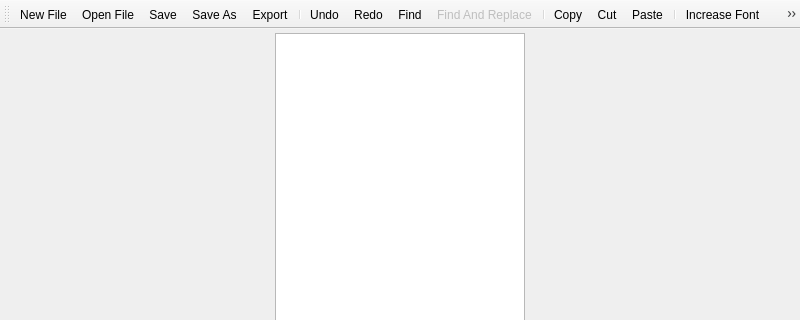
Above: forms/mainwindow.ui from alirezah95/QssCreator before the change; both pictures show x 0 to 800 and y 0 to 320 of the 800 by 600 pixel window. Below: the same form after it.
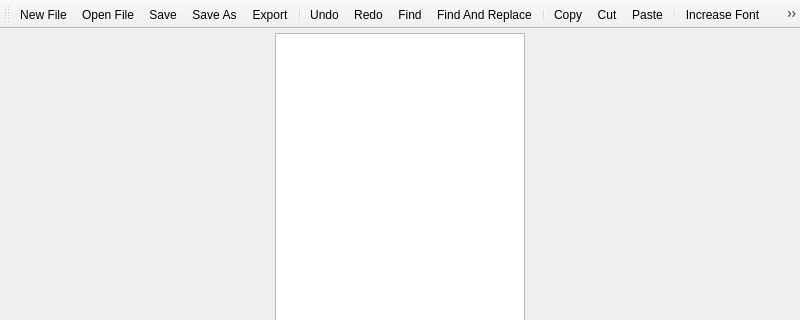
That is the form after the change. Icons and pictures are not drawn.

Commit message: refactor: set findReplace action enabled and visible

```diff
--- a/forms/mainwindow.ui
+++ b/forms/mainwindow.ui
@@ -186,9 +186,6 @@
    </property>
   </action>
   <action name="actionFindReplace">
-   <property name="enabled">
-    <bool>false</bool>
-   </property>
    <property name="icon">
     <iconset resource="../resources/res.qrc">
      <normaloff>:/icons/find-replace.png</normaloff>:/icons/find-replace.png</iconset>
```
Left out of the diff: 3 changed lines with no effect on the pictures.
